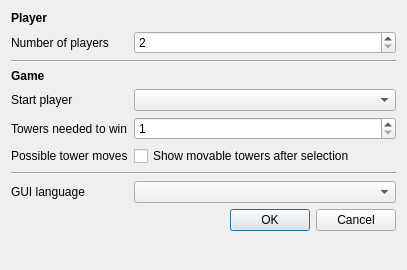
Above: settings.ui from ElTh0r0/stackandconquer before the change. Below: the same form after it.
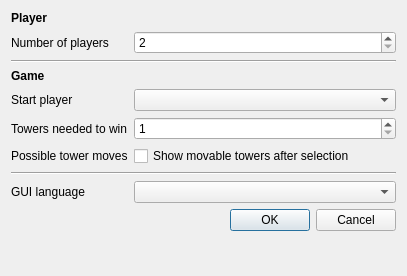
That is the form after the change. Icons and pictures are not drawn.

Diff of the .ui file:
```diff
--- a/settings.ui
+++ b/settings.ui
@@ -7,7 +7,7 @@
     <x>0</x>
     <y>0</y>
     <width>407</width>
-    <height>270</height>
+    <height>276</height>
    </rect>
   </property>
   <property name="sizePolicy">
```
Left out of the diff: 8 changed lines with no effect on the pictures.
